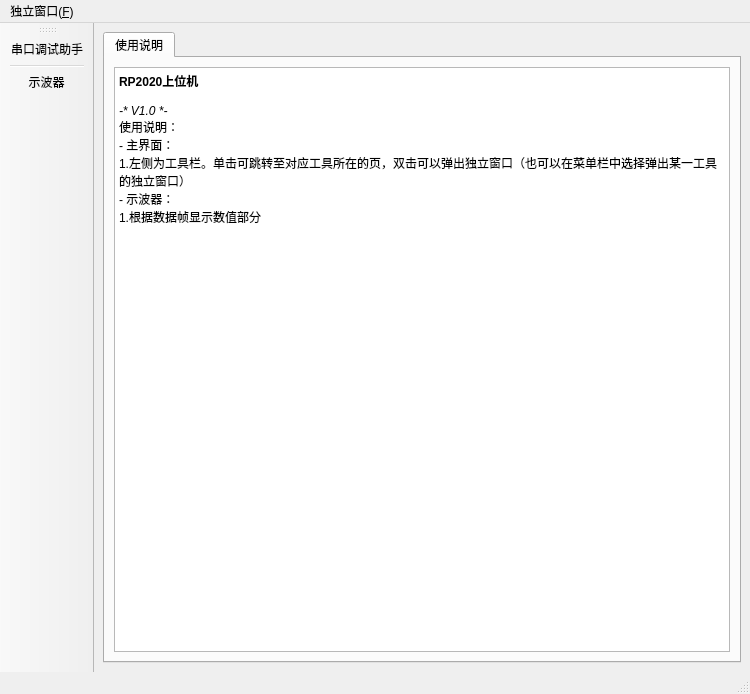
Qt form GUI/myui_serial.ui (MarkVimy/RP2020_Tool) before a commit.
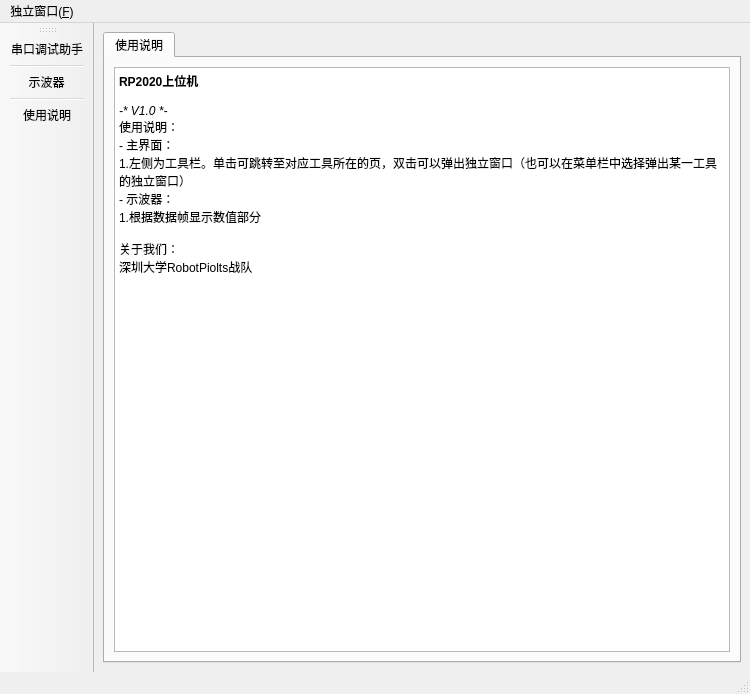
The same form after that commit.

Commit message: RP2020_Tool V1.1.4 问题1： [已解决]帧切换时，光标位置cur_index不变，但两帧的timer数据量不同，导致切换后另一帧的timer[cur_index]索引出界 [方法]切换时cur_index先置为-1 问题2： [已解决]暂停后，最值等数据的更新需要在界面内移动光标，从而导致只是切换tab的时候数据显示不同步，容易造成误解 [方法]暂停之后，光标的移动会同步更新所有帧的数据界面，而不只是当前帧

```diff
--- a/GUI/myui_serial.ui
+++ b/GUI/myui_serial.ui
@@ -48,7 +48,10 @@
 &lt;p style=&quot; margin-top:0px; margin-bottom:0px; margin-left:0px; margin-right:0px; -qt-block-indent:0; text-indent:0px;&quot;&gt;- 主界面：&lt;/p&gt;
 &lt;p style=&quot; margin-top:0px; margin-bottom:0px; margin-left:0px; margin-right:0px; -qt-block-indent:0; text-indent:0px;&quot;&gt;1.左侧为工具栏。单击可跳转至对应工具所在的页，双击可以弹出独立窗口（也可以在菜单栏中选择弹出某一工具的独立窗口）&lt;/p&gt;
 &lt;p style=&quot; margin-top:0px; margin-bottom:0px; margin-left:0px; margin-right:0px; -qt-block-indent:0; text-indent:0px;&quot;&gt;- 示波器：&lt;/p&gt;
-&lt;p style=&quot; margin-top:0px; margin-bottom:0px; margin-left:0px; margin-right:0px; -qt-block-indent:0; text-indent:0px;&quot;&gt;1.根据数据帧显示数值部分&lt;/p&gt;&lt;/body&gt;&lt;/html&gt;</string>
+&lt;p style=&quot; margin-top:0px; margin-bottom:0px; margin-left:0px; margin-right:0px; -qt-block-indent:0; text-indent:0px;&quot;&gt;1.根据数据帧显示数值部分&lt;/p&gt;
+&lt;p style=&quot;-qt-paragraph-type:empty; margin-top:0px; margin-bottom:0px; margin-left:0px; margin-right:0px; -qt-block-indent:0; text-indent:0px;&quot;&gt;&lt;br /&gt;&lt;/p&gt;
+&lt;p style=&quot; margin-top:0px; margin-bottom:0px; margin-left:0px; margin-right:0px; -qt-block-indent:0; text-indent:0px;&quot;&gt;关于我们：&lt;/p&gt;
+&lt;p style=&quot; margin-top:0px; margin-bottom:0px; margin-left:0px; margin-right:0px; -qt-block-indent:0; text-indent:0px;&quot;&gt;深圳大学RobotPiolts战队&lt;/p&gt;&lt;/body&gt;&lt;/html&gt;</string>
           </property>
          </widget>
         </item>
@@ -90,6 +93,8 @@
    <addaction name="actionSerialDebugger"/>
    <addaction name="separator"/>
    <addaction name="actionWaveformViewer"/>
+   <addaction name="separator"/>
+   <addaction name="actionUserManual"/>
   </widget>
   <action name="actionSerialDebugger">
    <property name="text">
@@ -125,6 +130,14 @@
     <string>打开示波器独立窗口</string>
    </property>
   </action>
+  <action name="actionUserManual">
+   <property name="text">
+    <string>使用说明</string>
+   </property>
+   <property name="toolTip">
+    <string>关于上位机的使用说明</string>
+   </property>
+  </action>
  </widget>
  <resources/>
  <connections/>
```
The commit also changes 12 other files.
